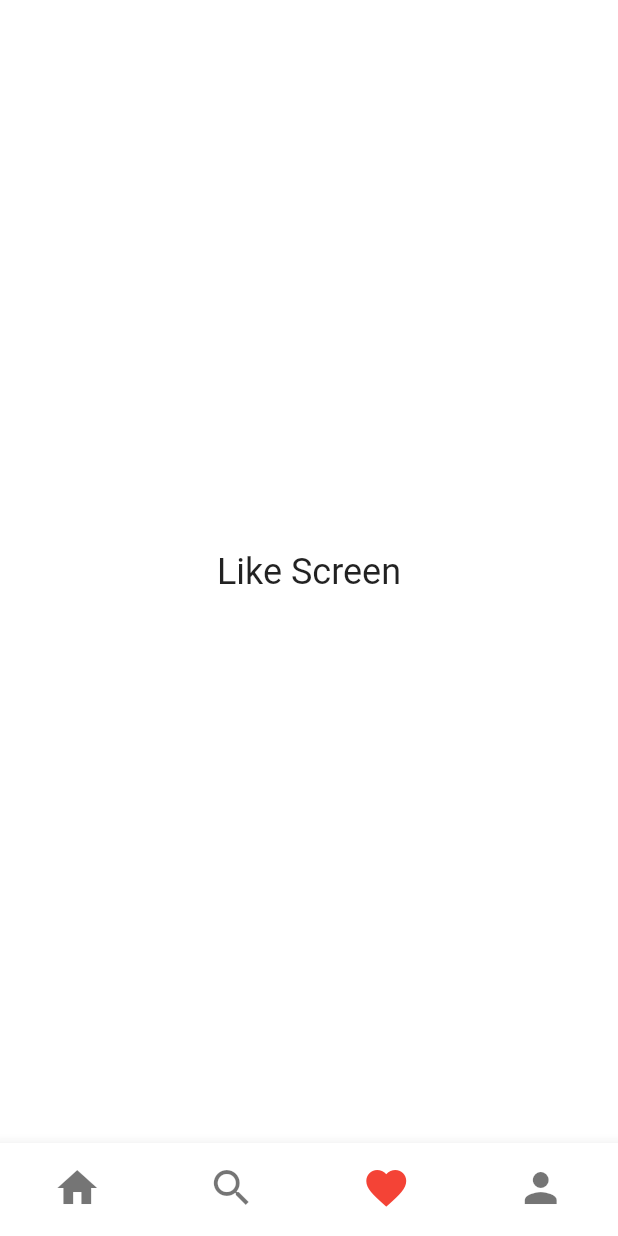
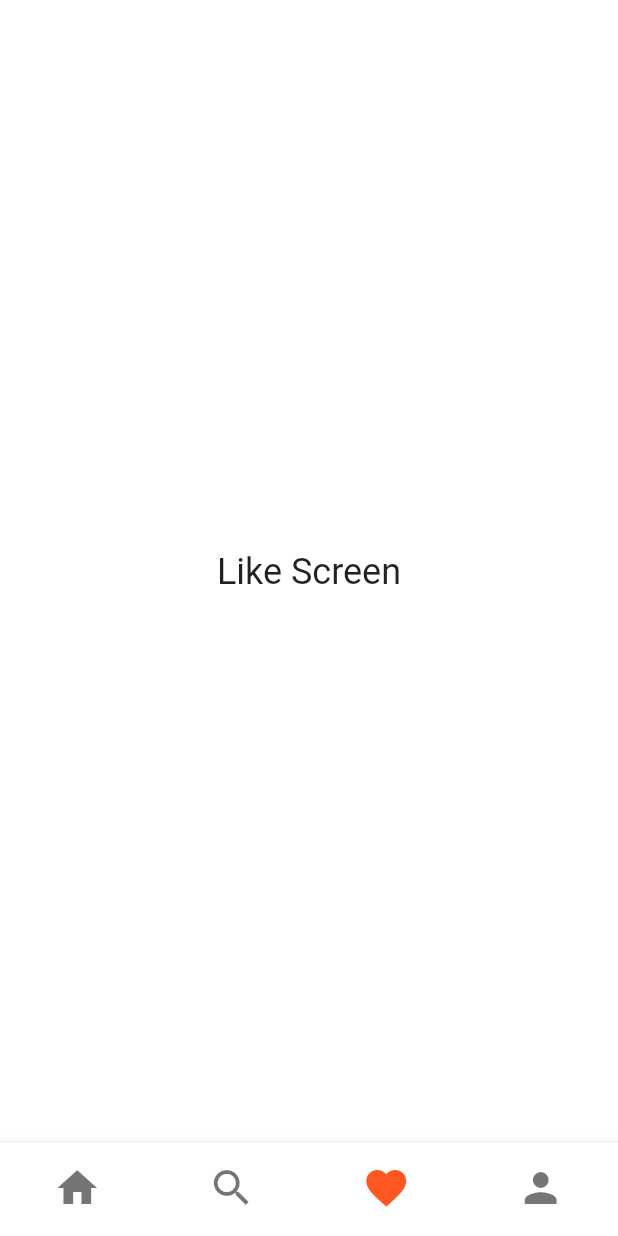
Before and after one commit to sprisao/GetX-Timing, a Flutter app: the RootScreen screen opened directly, item 3 of the bottom bar chosen, on a phone screen of 412 x 824 dp. Run offline on Flutter 3.47's test engine with Material 2 defaults, Android fonts, the phone set to English and light mode, and no system bars; missing offline and left inert: amplify_api, amplify_auth_cognito, amplify_authenticator, amplify_datastore, amplify_flutter; statements that could not run were skipped.

Commit message:
Main에서는 테마와 amplify, provider등의 외부 서비스 물리는 기능만 하도록 분리

```diff
--- a/lib/main.dart
+++ b/lib/main.dart
@@ -5,6 +5,7 @@ import 'package:amplify_datastore/amplify_datastore.dart';
 import 'package:amplify_flutter/amplify_flutter.dart';
 import 'package:flutter/material.dart';
 import 'package:provider/provider.dart';
+import 'package:timing/root_screen.dart';
 import 'package:timing/viewmodel/timing_viewmodel.dart';
 
 import 'amplifyconfiguration.dart';
@@ -44,7 +45,7 @@ class TimingApp extends StatelessWidget {
           // set the default theme
           theme: ThemeData.from(
             colorScheme: ColorScheme.fromSwatch(
-              primarySwatch: Colors.red,
+              primarySwatch: Colors.deepOrange,
               backgroundColor: Colors.white,
             ),
           ).copyWith(
@@ -61,24 +62,7 @@ class TimingApp extends StatelessWidget {
           // set the theme mode to respond to the user's system preferences (optional)
           themeMode: ThemeMode.system,
           builder: Authenticator.builder(),
-          home: Consumer<TimingViewModel>(builder: (context, model, child) {
-            return Scaffold(
-              body: Column(
-                mainAxisAlignment: MainAxisAlignment.center,
-                crossAxisAlignment: CrossAxisAlignment.center,
-                children: [
-                  FilledButton(
-                      onPressed: () {
-                        model.currentUserId();
-                      },
-                      child: Text(
-                        'currentUserId',
-                        style: TextStyle(color: Colors.white),
-                      )),
-                ],
-              ),
-            );
-          }),
+          home: const RootScreen(),
         ),
       ),
     );
```
